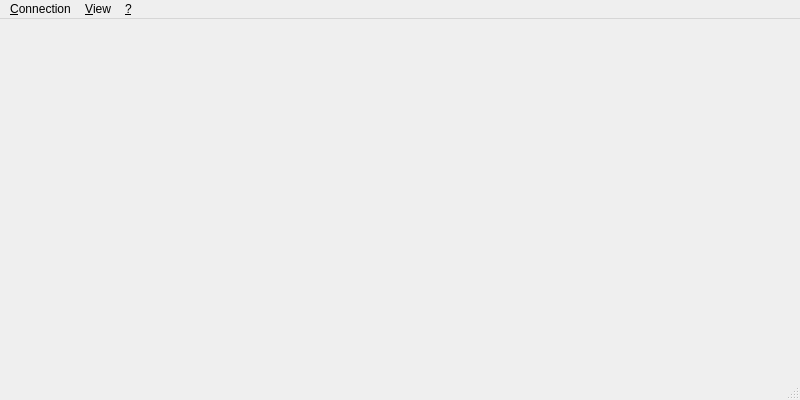
Above: branches/3.0/mainwindow.ui from skivsoft/LanExchange before the change. Below: the same form after it.
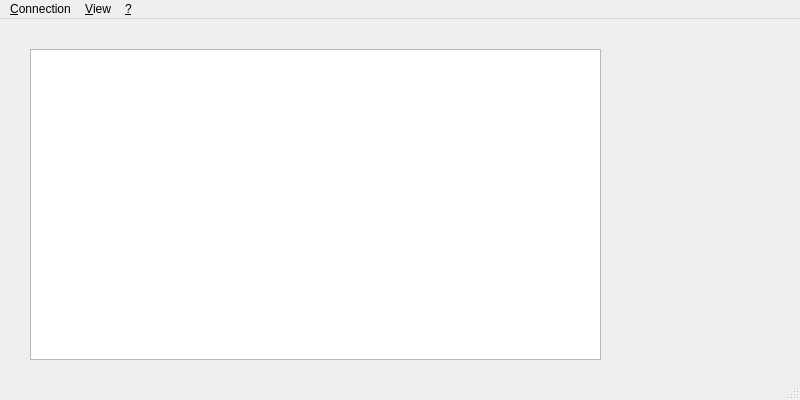
That is the form after the change.

What changed in the file:
```diff
--- a/branches/3.0/mainwindow.ui
+++ b/branches/3.0/mainwindow.ui
@@ -16,7 +16,27 @@
   <property name="windowOpacity">
    <double>1.000000000000000</double>
   </property>
-  <widget class="QWidget" name="centralwidget"/>
+  <widget class="QWidget" name="centralwidget">
+   <widget class="QListWidget" name="listWidget">
+    <property name="geometry">
+     <rect>
+      <x>30</x>
+      <y>30</y>
+      <width>571</width>
+      <height>311</height>
+     </rect>
+    </property>
+    <property name="lineWidth">
+     <number>1</number>
+    </property>
+    <property name="selectionMode">
+     <enum>QAbstractItemView::MultiSelection</enum>
+    </property>
+    <property name="selectionBehavior">
+     <enum>QAbstractItemView::SelectRows</enum>
+    </property>
+   </widget>
+  </widget>
   <widget class="QMenuBar" name="menubar">
    <property name="geometry">
     <rect>
```
